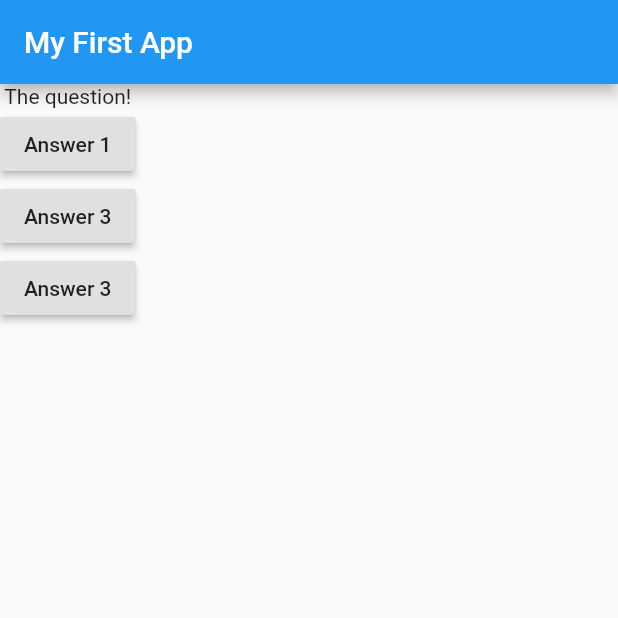
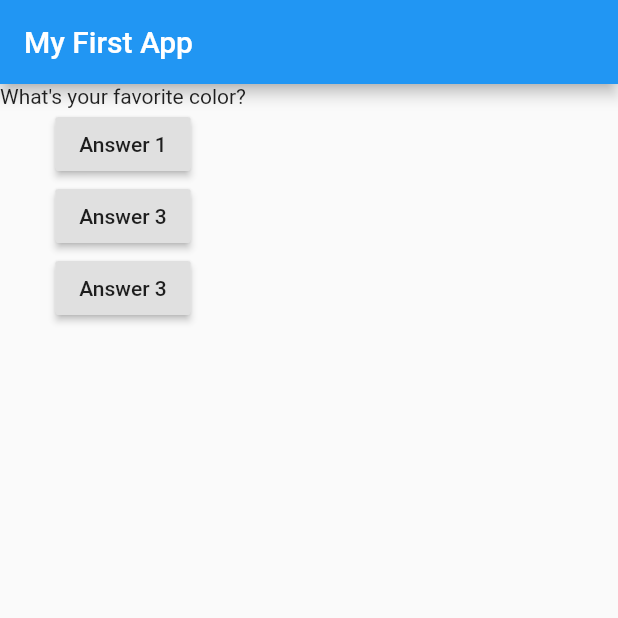
Before and after one commit to emtalen/flutter_learning, a Flutter app: the screen it shows after launch, after a tap on "Answer 1", on a phone screen of 412 x 824 dp, the top half of it. Run offline on Flutter 3.47's test engine with Material 2 defaults, Android fonts, the phone set to English and light mode, and no system bars.

Commit message:
adding functionality to change the question displayed by chaning the question index

```diff
--- a/lib/main.dart
+++ b/lib/main.dart
@@ -3,8 +3,11 @@ import 'package:flutter/material.dart';
 void main() => runApp(MyApp());
 
 class MyApp extends StatelessWidget {
+  var questionsIndex = 0;
+
   void answerQuestion() {
-    print('Answer chosen!');
+    questionsIndex = questionsIndex + 1;
+    print(questionsIndex);
   }
 
   @override
@@ -21,7 +24,7 @@ class MyApp extends StatelessWidget {
         ),
         body: Column(
           children: [
-            Text('The question!'),
+            Text(questions[questionsIndex]),
             RaisedButton(child: Text('Answer 1'), onPressed: answerQuestion),
             RaisedButton(child: Text('Answer 3'), onPressed: answerQuestion),
             RaisedButton(child: Text('Answer 3'), onPressed: answerQuestion),
```
